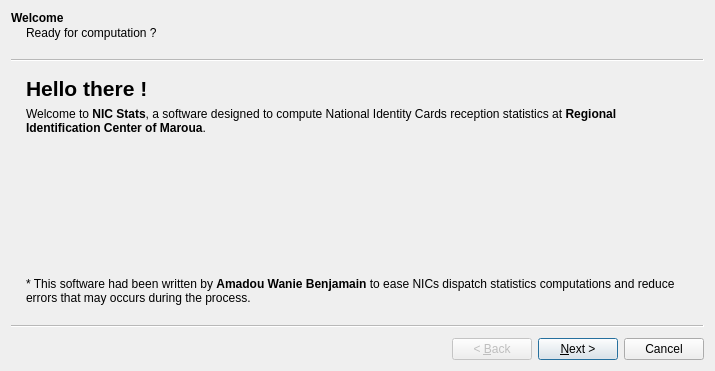
Qt form stats-wizard/statisticscomputingwizard.ui (commander15/NIC-Stats) before a commit.
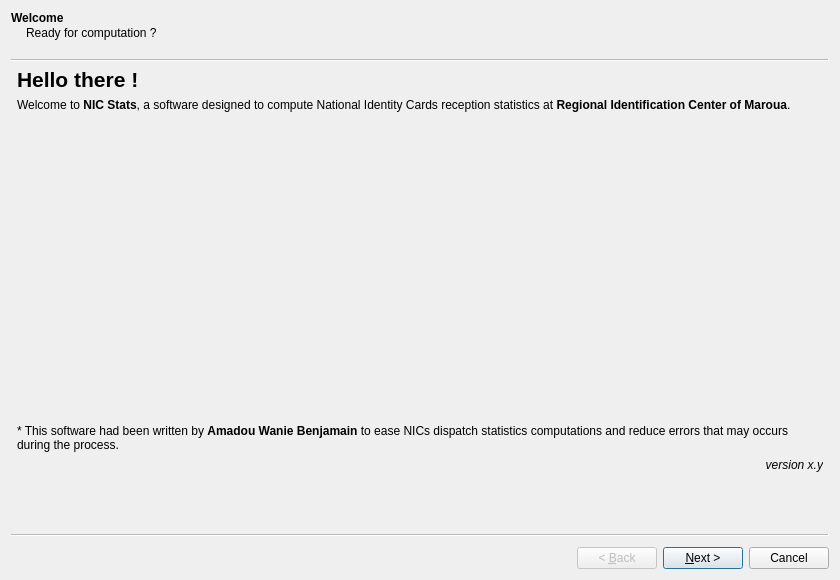
The same form after that commit. Icons and pictures are not drawn. Custom widgets are drawn as their Qt base class.

What changed in the file:
```diff
--- a/stats-wizard/statisticscomputingwizard.ui
+++ b/stats-wizard/statisticscomputingwizard.ui
@@ -6,10 +6,22 @@
    <rect>
     <x>0</x>
     <y>0</y>
-    <width>715</width>
-    <height>371</height>
+    <width>840</width>
+    <height>580</height>
    </rect>
   </property>
+  <property name="minimumSize">
+   <size>
+    <width>840</width>
+    <height>580</height>
+   </size>
+  </property>
+  <property name="maximumSize">
+   <size>
+    <width>840</width>
+    <height>580</height>
+   </size>
+  </property>
   <property name="windowTitle">
    <string>Statistics Computing</string>
   </property>
@@ -21,6 +33,18 @@
     <string>Ready for computation ?</string>
    </property>
    <layout class="QVBoxLayout" name="verticalLayout">
+    <property name="leftMargin">
+     <number>0</number>
+    </property>
+    <property name="topMargin">
+     <number>0</number>
+    </property>
+    <property name="rightMargin">
+     <number>0</number>
+    </property>
+    <property name="bottomMargin">
+     <number>0</number>
+    </property>
     <item>
      <widget class="QLabel" name="label">
       <property name="font">
@@ -45,17 +69,29 @@
      </widget>
     </item>
     <item>
-     <spacer name="verticalSpacer">
-      <property name="orientation">
-       <enum>Qt::Orientation::Vertical</enum>
+     <widget class="QLabel" name="label_8">
+      <property name="minimumSize">
+       <size>
+        <width>200</width>
+        <height>300</height>
+       </size>
       </property>
-      <property name="sizeHint" stdset="0">
+      <property name="maximumSize">
        <size>
-        <width>20</width>
-        <height>144</height>
+        <width>16777215</width>
+        <height>300</height>
        </size>
       </property>
-     </spacer>
+      <property name="pixmap">
+       <pixmap resource="../resources.qrc">:/resources/welcome.png</pixmap>
+      </property>
+      <property name="scaledContents">
+       <bool>true</bool>
+      </property>
+      <property name="alignment">
+       <set>Qt::AlignmentFlag::AlignCenter</set>
+      </property>
+     </widget>
     </item>
     <item>
      <widget class="QLabel" name="label_2">
@@ -70,6 +106,53 @@
       </property>
      </widget>
     </item>
+    <item>
+     <widget class="QLabel" name="versionLabel">
+      <property name="font">
+       <font>
+        <italic>true</italic>
+       </font>
+      </property>
+      <property name="text">
+       <string notr="true">version x.y</string>
+      </property>
+      <property name="alignment">
+       <set>Qt::AlignmentFlag::AlignRight|Qt::AlignmentFlag::AlignTrailing|Qt::AlignmentFlag::AlignVCenter</set>
+      </property>
+     </widget>
+    </item>
+   </layout>
+  </widget>
+  <widget class="QWizardPage" name="dispatchPage">
+   <property name="title">
+    <string>Dispatch informations</string>
+   </property>
+   <property name="subTitle">
+    <string>We need some data about the dispatch.</string>
+   </property>
+   <layout class="QVBoxLayout" name="verticalLayout_3">
+    <property name="leftMargin">
+     <number>0</number>
+    </property>
+    <property name="topMargin">
+     <number>0</number>
+    </property>
+    <property name="rightMargin">
+     <number>0</number>
+    </property>
+    <property name="bottomMargin">
+     <number>0</number>
+    </property>
+    <item>
+     <widget class="QLabel" name="label_7">
+      <property name="text">
+       <string>Pickup the date !</string>
+      </property>
+     </widget>
+    </item>
+    <item>
+     <widget class="QCalendarWidget" name="calendarWidget"/>
+    </item>
    </layout>
   </widget>
   <widget class="StatisticsSetupPage" name="setupPage">
```
Left out of the diff: 16 changed lines with no effect on the pictures.
